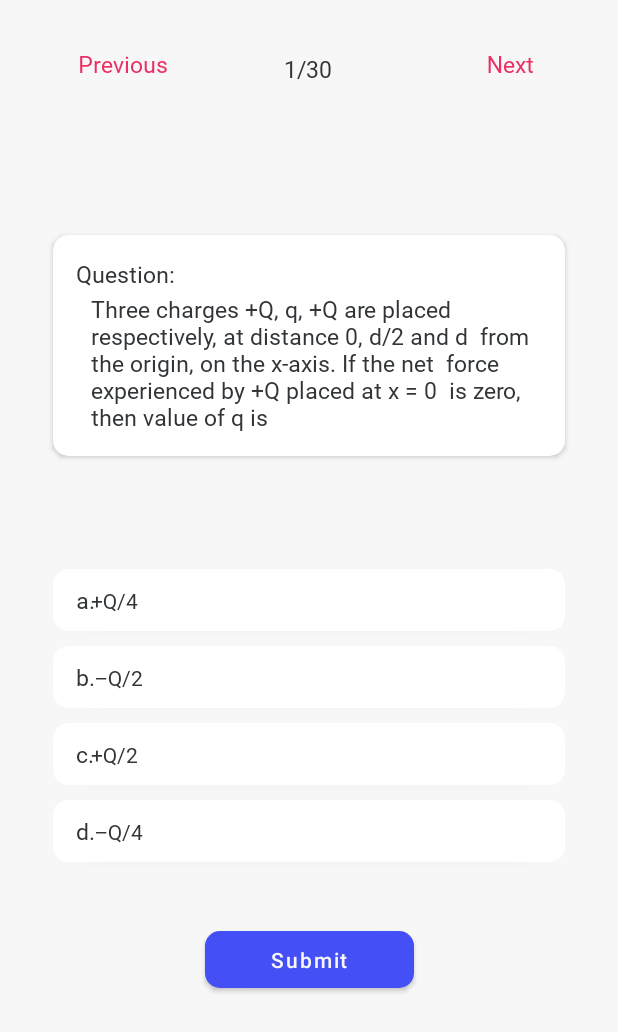
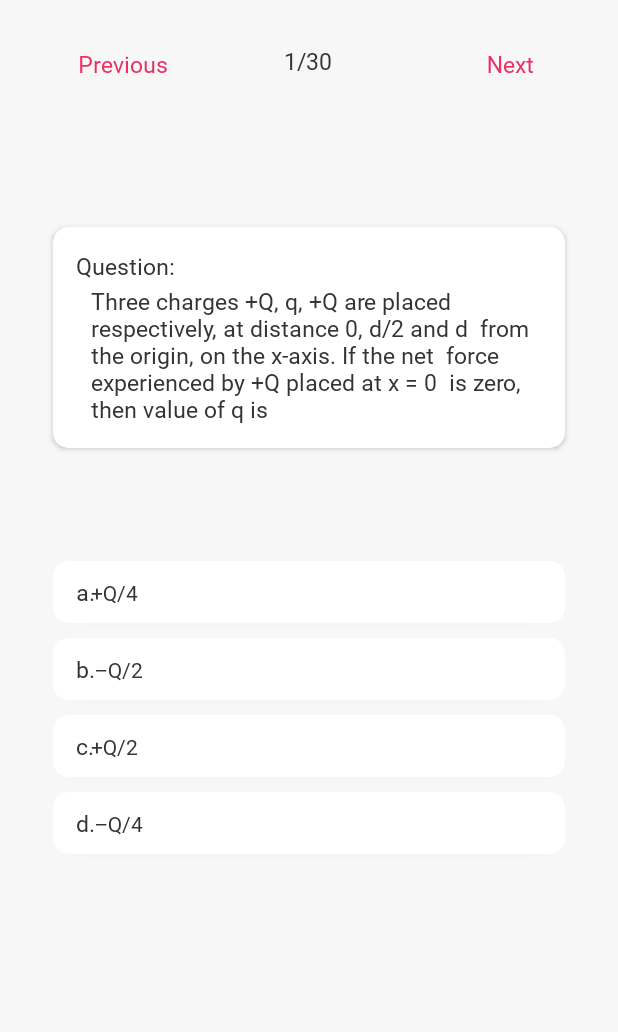
Before and after one commit to Siddhant043/ProperPrep, an Android app: the layout activity_quiz.xml on its own in the app's theme, with its tools: preview values and no code run, on a phone screen of 412 x 824 dp. Shown: the top 1032 px of the screen. Run offline under Robolectric (Android 15) with nearby library versions, the phone set to English and light mode, and no system bars.

Commit message:
Quiz option selection and question number show done

```diff
--- a/app/src/main/res/layout/activity_quiz.xml
+++ b/app/src/main/res/layout/activity_quiz.xml
@@ -12,28 +12,11 @@
         android:layout_height="match_parent"
         android:background="@color/primary_white">
 
-        <Button
-            android:id="@+id/button"
-            android:layout_width="139dp"
-            android:layout_height="50dp"
-            android:layout_marginTop="40dp"
-            android:layout_marginBottom="10dp"
-            android:text="Submit"
-            android:textAllCaps="false"
-            android:textColor="@color/primary_white"
-            app:backgroundTint="@color/buttonColor_blue"
-            app:cornerRadius="10sp"
-            app:layout_constraintBottom_toBottomOf="parent"
-            app:layout_constraintEnd_toEndOf="parent"
-            app:layout_constraintHorizontal_bias="0.5"
-            app:layout_constraintStart_toStartOf="parent"
-            app:layout_constraintTop_toBottomOf="@+id/fourthOptionView" />
-
         <TextView
             android:id="@+id/questionNumber"
             android:layout_width="wrap_content"
             android:layout_height="wrap_content"
-            android:layout_marginTop="35dp"
+            android:layout_marginTop="30dp"
             android:fontFamily="@font/light"
             android:text="1/30"
             android:textColor="@color/primary_black"
@@ -250,9 +233,11 @@
             android:layout_width="0dp"
             android:layout_height="wrap_content"
             android:layout_marginTop="10dp"
+            android:layout_marginBottom="30dp"
             android:onClick="onClick"
             app:cardBackgroundColor="@color/white"
             app:cardCornerRadius="10dp"
+            app:layout_constraintBottom_toBottomOf="parent"
             app:layout_constraintEnd_toEndOf="@+id/thirdOptionView"
             app:layout_constraintStart_toStartOf="@+id/thirdOptionView"
             app:layout_constraintTop_toBottomOf="@+id/thirdOptionView">
```
Also changed, not shown: app/src/main/java/com/example/properprepapp/QuizActivity.java (+56 -4 lines).
